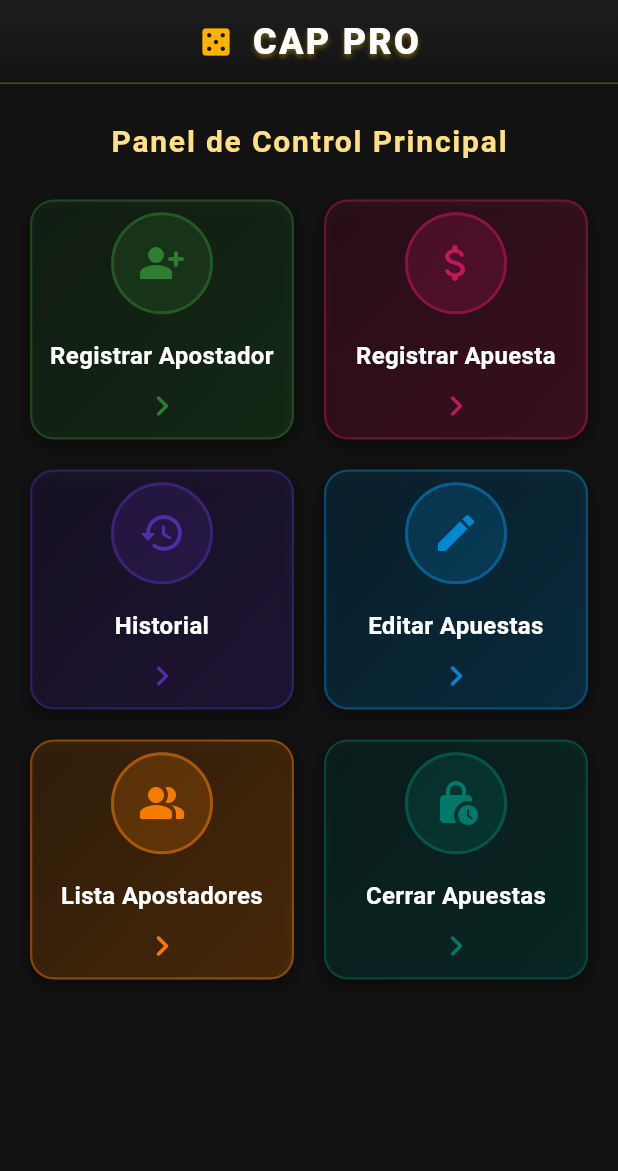
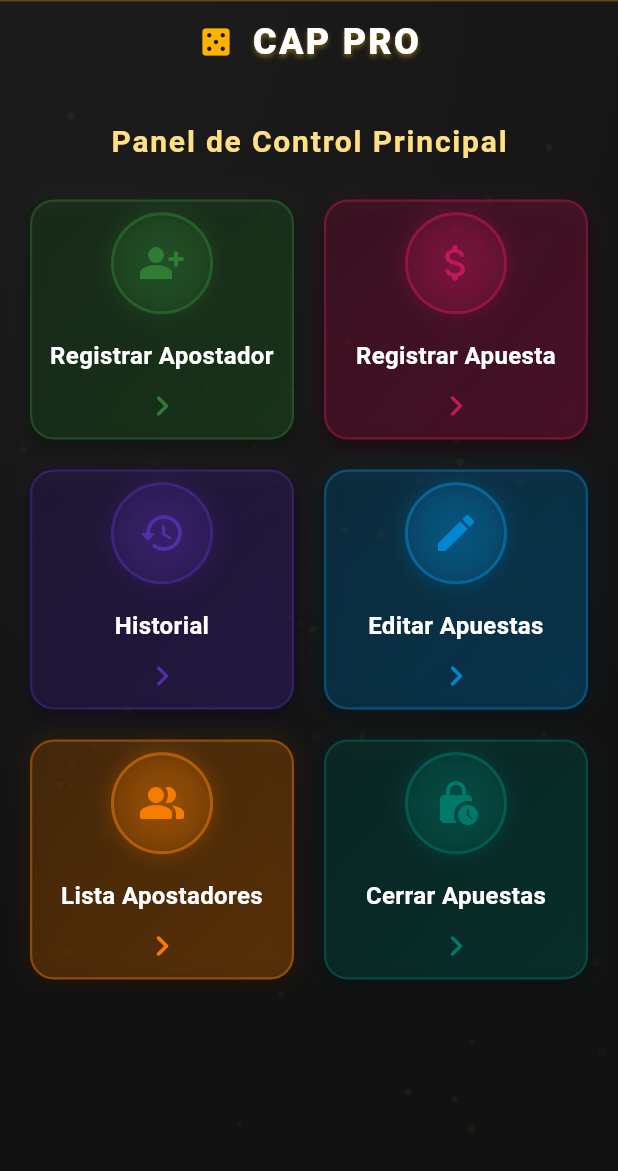
Before and after one commit to CodeNomad3617/apuesta_gallos, a Flutter app: the PantallaHome screen opened directly, on a phone screen of 412 x 824 dp. Shown: the top 1171 px of the screen. Run offline on Flutter 3.47's test engine with Material 3 defaults, Android fonts, the phone set to English and light mode, and no system bars; drawn by our look-alikes of flutter_animate; our stand-ins replace cloud_firestore, firebase_core, google_fonts, open_file, pdf, qr_flutter; accounts and stored records are empty.

Commit message:
se arreglaron algunas pantallas, con el icono, se arreglo lo de la paga al ganador, lo del pdf, la animacion a una pantalla, el icono y el nombre de la app

```diff
--- a/gallos_app/lib/main.dart
+++ b/gallos_app/lib/main.dart
@@ -26,7 +26,7 @@ class MyApp extends StatelessWidget {
   @override
   Widget build(BuildContext context) {
     return MaterialApp(
-      title: 'Gallos App',
+      title: 'CAP',
       debugShowCheckedModeBanner: false,
       theme: ThemeData(
         fontFamily: 'Roboto',
--- a/gallos_app/lib/pantallas/pantalla_cerrar_apuestas.dart
+++ b/gallos_app/lib/pantallas/pantalla_cerrar_apuestas.dart
@@ -83,7 +83,7 @@ class _PantallaCerrarApuestasState extends State<PantallaCerrarApuestas> {
           MaterialPageRoute(
             builder: (_) => WillPopScope(
               onWillPop: () async => false,
-              child: PantallaDevolucionEmpate(
+              child: PantallaPago(
                 pelea: pelea,
                 tipo: resultadoGlobal == 'Empate' ? 'Empate' : 'Ganador',
                 colorGanador: resultadoGlobal != 'Empate' ? resultadoGlobal : null,
--- a/gallos_app/lib/pantallas/pantalla_home.dart
+++ b/gallos_app/lib/pantallas/pantalla_home.dart
@@ -1,3 +1,5 @@
+import 'dart:math';
+
 import 'package:flutter/material.dart';
 import 'pantalla_registro_usuario.dart';
 import 'pantalla_registro_apuesta.dart';
@@ -5,6 +7,7 @@ import 'pantalla_historial_usuario.dart';
 import 'pantalla_editar_apuestas.dart';
 import 'pantalla_lista_apostadores.dart';
 import 'pantalla_cerrar_apuestas.dart';
+import 'package:flutter_animate/flutter_animate.dart';
 
 class PantallaHome extends StatelessWidget {
   const PantallaHome({super.key});
@@ -51,12 +54,38 @@ class PantallaHome extends StatelessWidget {
     ];
 
     return Scaffold(
-      backgroundColor: Color(0xFF121212), // Fondo oscuro premium
-      appBar: AppBar(
+      backgroundColor: Color(0xFF121212),
+      body: Stack(
+        children: [
+          // Fondo animado con partículas
+          Positioned.fill(
+            child: Container(
+              decoration: BoxDecoration(
+                gradient: RadialGradient(
+                  center: Alignment.topLeft,
+                  radius: 1.5,
+                  colors: [
+                    Color(0xFF1E1E1E).withOpacity(0.8),
+                    Color(0xFF121212),
+                  ],
+                  stops: [0.1, 1.0],
+                ),
+              ),
+              child: CustomPaint(
+                painter: _ParticlesPainter(),
+              ),
+            ),
+          ),
+
+          Column(
+            children: [
+              AppBar(
                 title: Row(
                   mainAxisAlignment: MainAxisAlignment.center,
                   children: [
-            Icon(Icons.casino_rounded, color: Colors.amber[600]),
+                    Icon(Icons.casino_rounded, color: Colors.amber[600])
+                        .animate(onPlay: (controller) => controller.repeat())
+                        .shake(duration: 3000.ms, hz: 2, rotation: 0.05),
                     SizedBox(width: 12),
                     Text(
                       'CAP PRO',
@@ -73,7 +102,7 @@ class PantallaHome extends StatelessWidget {
                           ),
                         ],
                       ),
-            ),
+                    ).animate().fadeIn(duration: 500.ms).slideY(begin: -0.2),
                   ],
                 ),
                 centerTitle: true,
@@ -95,8 +124,7 @@ class PantallaHome extends StatelessWidget {
                   ),
                 ),
               ),
-      body: Column(
-        children: [
+
               Padding(
                 padding: const EdgeInsets.symmetric(vertical: 24, horizontal: 16),
                 child: Text(
@@ -107,8 +135,9 @@ class PantallaHome extends StatelessWidget {
                     color: Colors.amber[200],
                     letterSpacing: 1.2,
                   ),
+                ).animate().fadeIn(delay: 200.ms),
               ),
-          ),
+
               Expanded(
                 child: Padding(
                   padding: const EdgeInsets.symmetric(horizontal: 20),
@@ -126,17 +155,29 @@ class PantallaHome extends StatelessWidget {
                         onTap: () {
                           Navigator.push(
                             context,
-                        MaterialPageRoute(
-                          builder: (_) => opcion['pantalla'] as Widget,
+                            PageRouteBuilder(
+                              pageBuilder: (context, animation, secondaryAnimation) =>
+                                  opcion['pantalla'] as Widget,
+                              transitionsBuilder: (context, animation, secondaryAnimation, child) {
+                                return FadeTransition(
+                                  opacity: animation,
+                                  child: child,
+                                );
+                              },
+                              transitionDuration: Duration(milliseconds: 500),
                             ),
                           );
                         },
-                  );
+                      ).animate(delay: (100 * opciones.indexOf(opcion)).ms)
+                       .fadeIn(duration: 300.ms)
+                       .slideY(begin: 0.2);
                     }).toList(),
                   ),
                 ),
               ),
               SizedBox(height: 20),
+            ],
+          ),
         ],
       ),
     );
@@ -179,6 +220,12 @@ class PantallaHome extends StatelessWidget {
                 blurRadius: 8,
                 offset: Offset(0, 4),
               ),
+              BoxShadow(
+                color: color.withOpacity(0.1),
+                spreadRadius: 2,
+                blurRadius: 10,
+                offset: Offset(0, 0),
+              ),
             ],
           ),
           child: Column(
@@ -188,17 +235,32 @@ class PantallaHome extends StatelessWidget {
                 padding: EdgeInsets.all(16),
                 decoration: BoxDecoration(
                   shape: BoxShape.circle,
-                  color: color.withOpacity(0.2),
+                  gradient: RadialGradient(
+                    colors: [
+                      color.withOpacity(0.3),
+                      color.withOpacity(0.1),
+                    ],
+                  ),
                   border: Border.all(
                     color: color.withOpacity(0.5),
                     width: 2,
                   ),
+                  boxShadow: [
+                    BoxShadow(
+                      color: color.withOpacity(0.2),
+                      blurRadius: 10,
+                      spreadRadius: 2,
+                    ),
+                  ],
                 ),
                 child: Icon(
                   icon,
                   size: 32,
                   color: color,
-                ),
+                ).animate(onPlay: (controller) => controller.repeat())
+                 .scale(duration: 2000.ms, begin: Offset(1, 1), end: Offset(1.1, 1.1))
+                 .then(delay: 500.ms)
+                 .scale(begin: Offset(1.1, 1.1), end: Offset(1, 1)),
               ),
               SizedBox(height: 16),
               Text(
@@ -215,7 +277,10 @@ class PantallaHome extends StatelessWidget {
                 Icons.chevron_right_rounded,
                 color: color,
                 size: 28,
-              ),
+              ).animate(onPlay: (controller) => controller.repeat())
+               .moveX(begin: 0, end: 4, duration: 1000.ms)
+               .then(delay: 500.ms)
+               .moveX(begin: 4, end: 0),
             ],
           ),
         ),
@@ -223,3 +288,34 @@ class PantallaHome extends StatelessWidget {
     );
   }
 }
+
+class _ParticlesPainter extends CustomPainter {
+  @override
+  void paint(Canvas canvas, Size size) {
+    final paint = Paint()
+      ..color = Colors.amber.withOpacity(0.05)
+      ..strokeWidth = 1.0
+      ..style = PaintingStyle.fill;
+
+    final random = Random(42); // Semilla fija para reproducibilidad
+
+    // Dibuja partículas aleatorias
+    for (int i = 0; i < 50; i++) {
+      final x = random.nextDouble() * size.width;
+      final y = random.nextDouble() * size.height;
+      final radius = random.nextDouble() * 2 + 1;
+
+      canvas.drawCircle(
+        Offset(x, y),
+        radius,
+        paint..color = Colors.amber.withOpacity(random.nextDouble() * 0.05 + 0.02),
+      );
+    }
+  }
+
+  @override
+  bool shouldRepaint(covariant CustomPainter oldDelegate) => true;
+}
+
+// Necesitarás agregar esta dependencia en tu pubspec.yaml:
+// flutter_animate: ^4.1.1+1
--- a/gallos_app/pubspec.yaml
+++ b/gallos_app/pubspec.yaml
@@ -17,6 +17,7 @@ dependencies:
   path_provider: ^2.1.2
   open_file: ^3.3.2
   lottie: ^2.7.0
+  flutter_animate: ^4.1.1+1
 
 dev_dependencies:
   flutter_test:
@@ -27,9 +28,10 @@ flutter:
   uses-material-design: true
 
   assets:
-    - assets/bienvenida.png
+    - assets/gallo.jpeg
+
 
 flutter_icons:
   android: true  # Generar icono para Android
   ios: true      # Generar icono para iOS
-  image_path: "assets/icono_app.png"  # Ruta a tu icono personalizado
+  image_path: "assets/icono_1.jpeg"  # Ruta a tu icono personalizado
```
Also changed, not shown: gallos_app/lib/pantallas/pantalla_bienvenida.dart (+33 -42 lines), gallos_app/lib/pantallas/pantalla_devolucion_empate.dart (+11 -7 lines), gallos_app/lib/pantallas/pantalla_historial_usuario.dart (+25 -28 lines), gallos_app/assets/bienvenida.png (deleted), gallos_app/assets/gallo.jpeg (added), gallos_app/assets/gallo_welcome.jpg (deleted), gallos_app/assets/icono_1.jpeg (added), gallos_app/pubspec.lock, 27 other files. Lines whose indentation alone changed are shown as unchanged.
